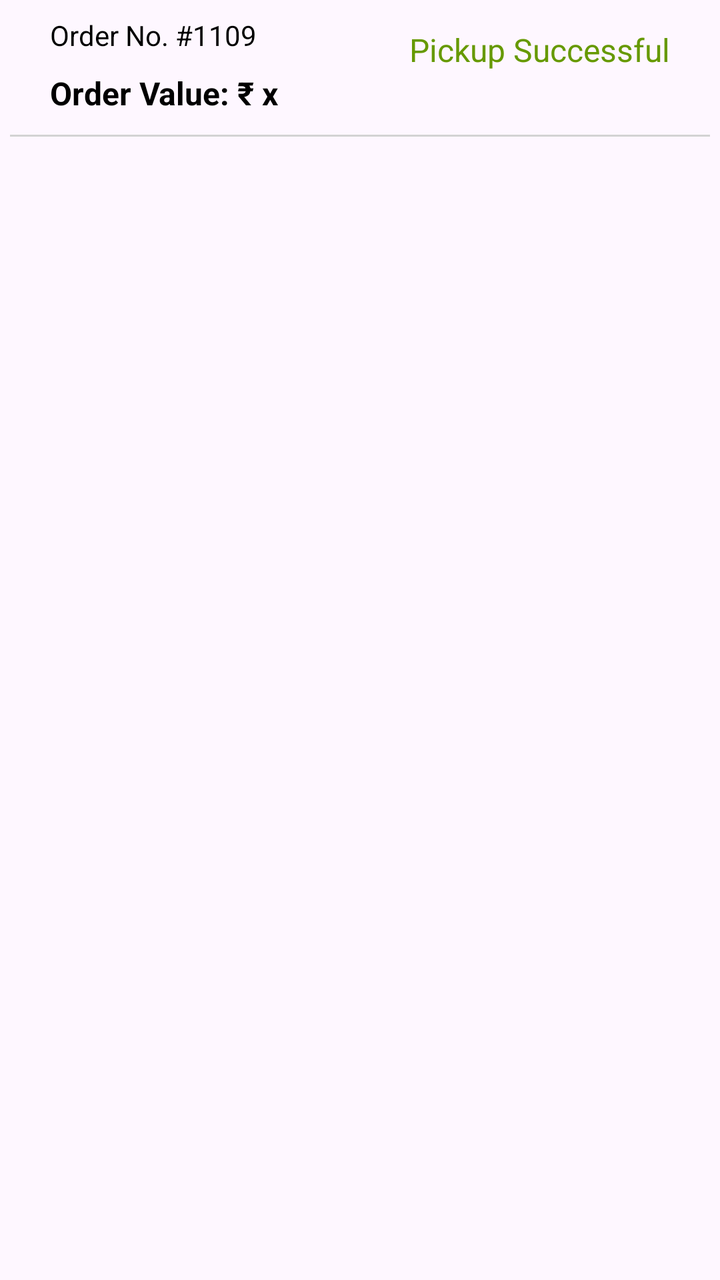
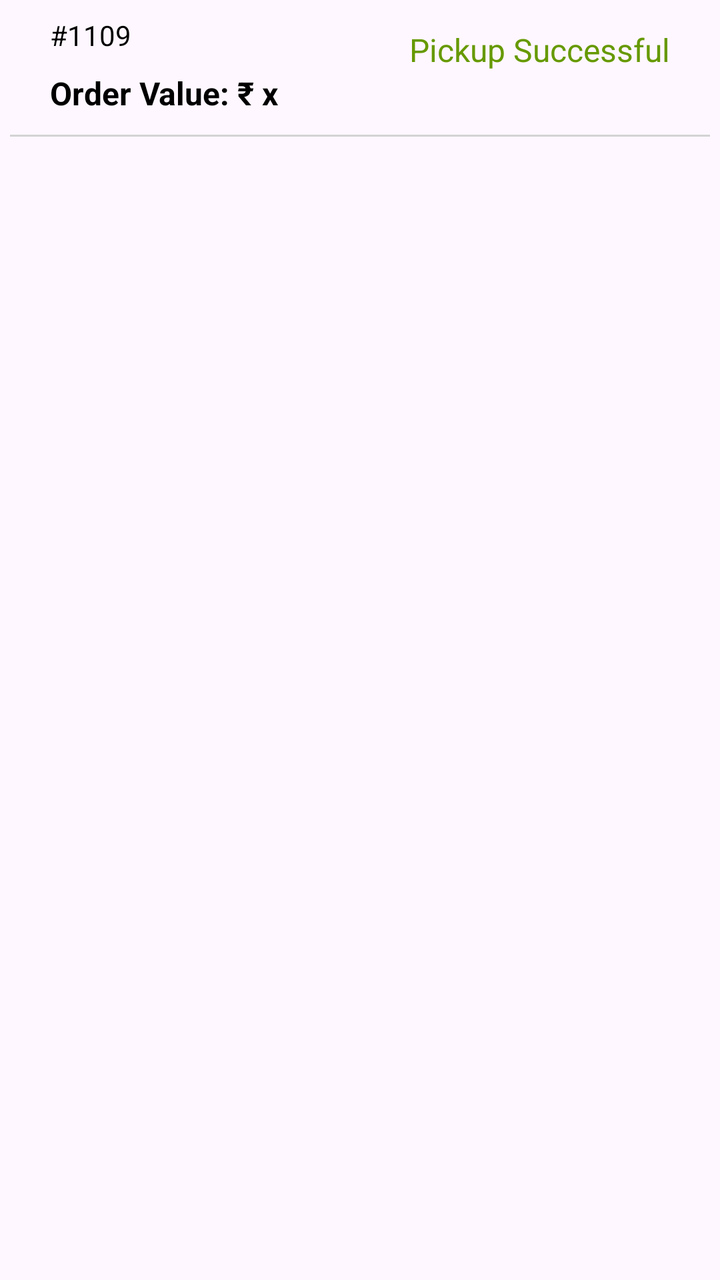

Compare the two renders of this Android layout. The source of the first and the diff that turns it into the second are given below.
<!-- AndroidManifest.xml: application theme Theme.B2CDeliveryApp -->
<!-- res/layout/delivery_order_item.xml -->
<LinearLayout xmlns:android="http://schemas.android.com/apk/res/android"
    android:layout_width="match_parent"
    android:layout_height="wrap_content"
    android:orientation="vertical"
    android:padding="5dp">

    <View
        android:layout_width="match_parent"
        android:layout_height="1dp"/>

    
    <LinearLayout
        android:layout_width="match_parent"
        android:layout_height="wrap_content"
        android:orientation="vertical"
        android:paddingHorizontal="20dp"
        android:paddingBottom="10dp">

        
        <LinearLayout
            android:layout_width="match_parent"
            android:layout_height="wrap_content"
            android:orientation="horizontal">

            
            <TextView
                android:id="@+id/orderNumber"
                android:layout_width="wrap_content"
                android:layout_height="wrap_content"
                android:text="Order No. #1109"
                android:textSize="14sp"
                android:textColor="@android:color/black"
                android:textStyle="normal"
                android:layout_weight="1"/> 

            
            <TextView
                android:id="@+id/orderStatus"
                android:gravity="end"
                android:layout_width="wrap_content"
                android:layout_height="wrap_content"
                android:layout_marginTop="8dp"
                android:text="Pickup Successful"
                android:textColor="@android:color/holo_green_dark"
                android:textSize="16sp" />
        </LinearLayout>

        
        <TextView
            android:id="@+id/orderValue"
            android:layout_width="wrap_content"
            android:layout_height="wrap_content"
            android:text="Order Value: ₹ x"
            android:textSize="16sp"
            android:textStyle="bold"
            android:textColor="@android:color/black" />

    </LinearLayout>



    <View
        android:layout_width="match_parent"
        android:layout_height="1dp"
        android:background="#D3D3D3"/>

</LinearLayout>
<!-- resources referenced by this layout -->
<resources>
  <style name="Theme.B2CDeliveryApp" parent="Base.Theme.B2CDeliveryApp" />
  <style name="Base.Theme.B2CDeliveryApp" parent="Theme.Material3.DayNight.NoActionBar">
          
          
      </style>
</resources>

<!-- the commit's change to res/layout/delivery_order_item.xml (unified diff, before → after) -->
@@ -27,7 +27,7 @@
                 android:id="@+id/orderNumber"
                 android:layout_width="wrap_content"
                 android:layout_height="wrap_content"
-                android:text="Order No. #1109"
+                android:text="#1109"
                 android:textSize="14sp"
                 android:textColor="@android:color/black"
                 android:textStyle="normal"
